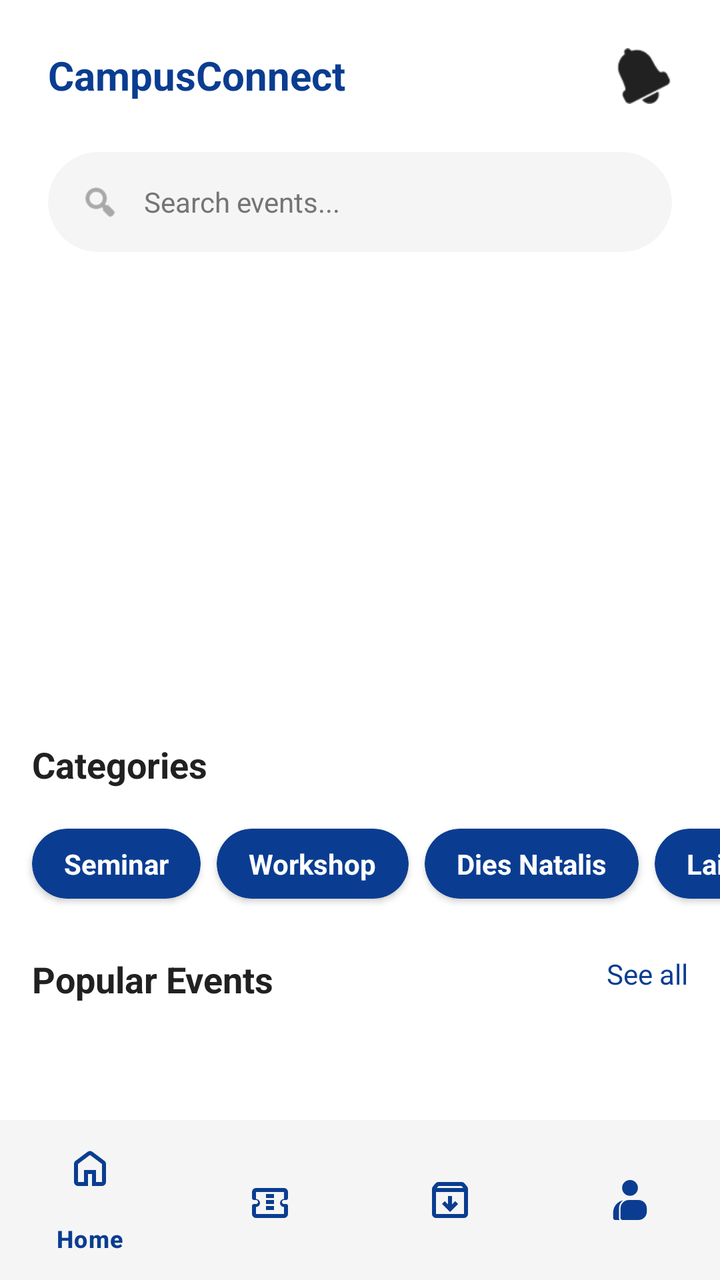
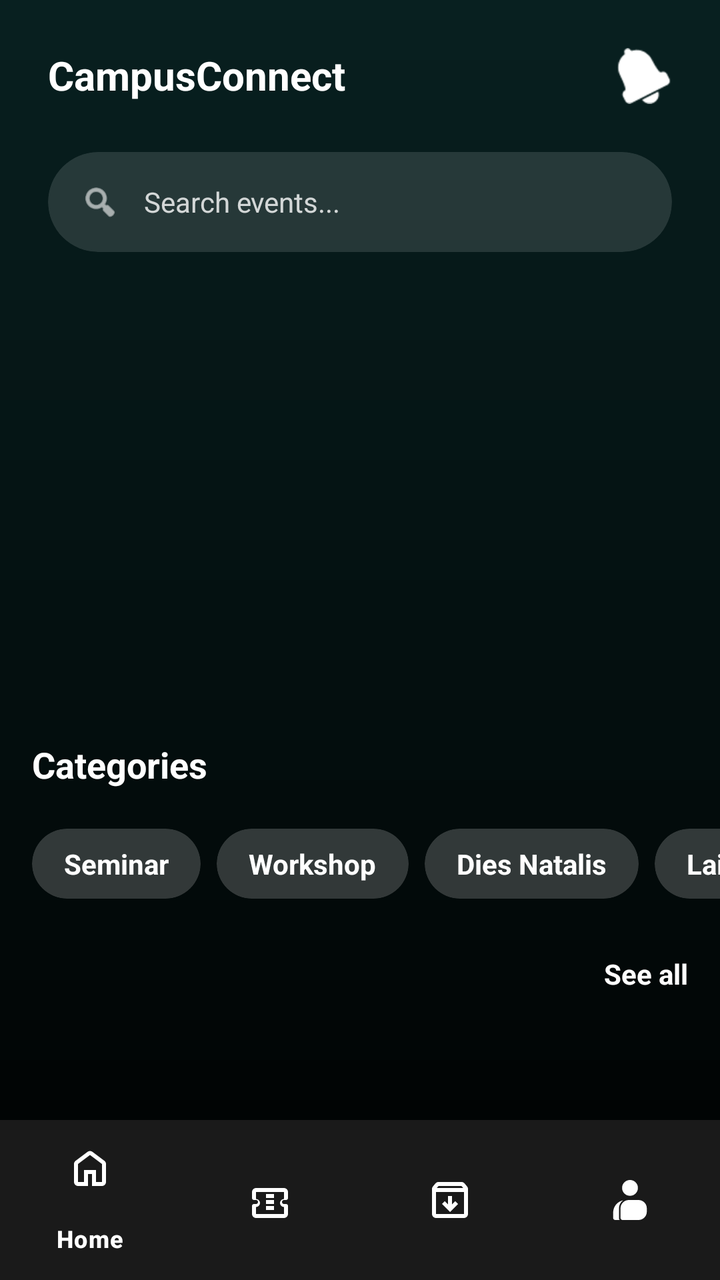

Before-and-after screenshots of an Android layout around one commit, followed by the original layout XML and the change that was made.
<!-- AndroidManifest.xml: application theme Theme.CampusConnectProject -->
<!-- res/layout/activity_home_mahasiswa.xml -->
<?xml version="1.0" encoding="utf-8"?>
<androidx.coordinatorlayout.widget.CoordinatorLayout
    xmlns:android="http://schemas.android.com/apk/res/android"
    xmlns:app="http://schemas.android.com/apk/res-auto"
    xmlns:tools="http://schemas.android.com/tools"
    android:layout_width="match_parent"
    android:layout_height="match_parent"
    android:background="@color/bg_utama">

    <androidx.core.widget.NestedScrollView
        android:layout_width="match_parent"
        android:layout_height="match_parent"
        android:paddingBottom="80dp"
        android:clipToPadding="false">

        <LinearLayout
            android:layout_width="match_parent"
            android:layout_height="wrap_content"
            android:orientation="vertical">

            
            <RelativeLayout
                android:layout_width="match_parent"
                android:layout_height="wrap_content"
                android:padding="24dp">
                <TextView
                    android:id="@+id/tvLogoText"
                    android:layout_width="wrap_content"
                    android:layout_height="wrap_content"
                    android:text="CampusConnect"
                    android:textColor="@color/warna_primer"
                    android:textSize="20sp"
                    android:textStyle="bold" />
                <ImageView
                    android:id="@+id/ivBell"
                    android:layout_width="28dp"
                    android:layout_height="28dp"
                    android:layout_alignParentEnd="true"
                    android:src="@android:drawable/ic_popup_reminder"
                    app:tint="@color/teks_utama" />
            </RelativeLayout>

            
            <androidx.cardview.widget.CardView
                android:id="@+id/cvSearchBar"
                android:layout_width="match_parent"
                android:layout_height="50dp"
                android:layout_marginHorizontal="24dp"
                android:layout_marginBottom="16dp"
                app:cardBackgroundColor="@color/bg_input"
                app:cardCornerRadius="25dp"
                app:cardElevation="0dp">

                <LinearLayout
                    android:layout_width="match_parent"
                    android:layout_height="match_parent"
                    android:gravity="center_vertical"
                    android:paddingHorizontal="16dp">

                    <ImageView
                        android:layout_width="20dp"
                        android:layout_height="20dp"
                        android:src="@android:drawable/ic_menu_search"
                        app:tint="@color/teks_sekunder" />

                    <EditText
                        android:id="@+id/etSearchEvent"
                        android:layout_width="match_parent"
                        android:layout_height="match_parent"
                        android:background="@null"
                        android:hint="Search events..."
                        android:paddingHorizontal="12dp"
                        android:textSize="14sp"
                        android:textColor="@color/teks_utama"
                        android:textColorHint="@color/teks_sekunder"
                        android:maxLines="1"
                        android:inputType="text" />
                </LinearLayout>
            </androidx.cardview.widget.CardView>

            
            <androidx.viewpager2.widget.ViewPager2
                android:id="@+id/vpEventSlider"
                android:layout_width="match_parent"
                android:layout_height="200dp"
                android:layout_marginTop="12dp"
                android:clipToPadding="false"
                android:clipChildren="false" />

            
            <TextView
                android:layout_width="wrap_content"
                android:layout_height="wrap_content"
                android:text="Categories"
                android:textSize="18sp"
                android:textStyle="bold"
                android:layout_margin="16dp"
                android:textColor="@color/teks_utama" />

            <HorizontalScrollView
                android:layout_width="match_parent"
                android:layout_height="wrap_content"
                android:scrollbars="none"
                android:paddingHorizontal="12dp"
                android:clipToPadding="false">

                <LinearLayout
                    android:layout_width="wrap_content"
                    android:layout_height="wrap_content"
                    android:orientation="horizontal">

                    
                    <androidx.cardview.widget.CardView
                        android:id="@+id/btnCatSeminar"
                        android:layout_width="wrap_content"
                        android:layout_height="wrap_content"
                        android:layout_margin="4dp"
                        app:cardCornerRadius="20dp"
                        app:cardBackgroundColor="@color/warna_primer"
                        app:cardElevation="2dp">
                        <TextView
                            android:layout_width="wrap_content"
                            android:layout_height="wrap_content"
                            android:paddingHorizontal="16dp"
                            android:paddingVertical="8dp"
                            android:text="Seminar"
                            android:textColor="@android:color/white"
                            android:textStyle="bold" />
                    </androidx.cardview.widget.CardView>

                    
                    <androidx.cardview.widget.CardView
                        android:id="@+id/btnCatWorkshop"
                        android:layout_width="wrap_content"
                        android:layout_height="wrap_content"
                        android:layout_margin="4dp"
                        app:cardCornerRadius="20dp"
                        app:cardBackgroundColor="@color/warna_primer"
                        app:cardElevation="2dp">
                        <TextView
                            android:layout_width="wrap_content"
                            android:layout_height="wrap_content"
                            android:paddingHorizontal="16dp"
                            android:paddingVertical="8dp"
                            android:text="Workshop"
                            android:textColor="@android:color/white"
                            android:textStyle="bold" />
                    </androidx.cardview.widget.CardView>

                    
                    <androidx.cardview.widget.CardView
                        android:id="@+id/btnCatDiesNatalis"
                        android:layout_width="wrap_content"
                        android:layout_height="wrap_content"
                        android:layout_margin="4dp"
                        app:cardCornerRadius="20dp"
                        app:cardBackgroundColor="@color/warna_primer"
                        app:cardElevation="2dp">
                        <TextView
                            android:layout_width="wrap_content"
                            android:layout_height="wrap_content"
                            android:paddingHorizontal="16dp"
                            android:paddingVertical="8dp"
                            android:text="Dies Natalis"
                            android:textColor="@android:color/white"
                            android:textStyle="bold" />
                    </androidx.cardview.widget.CardView>

                    
                    <androidx.cardview.widget.CardView
                        android:id="@+id/btnCatLainnya"
                        android:layout_width="wrap_content"
                        android:layout_height="wrap_content"
                        android:layout_margin="4dp"
                        app:cardCornerRadius="20dp"
                        app:cardBackgroundColor="@color/warna_primer"
                        app:cardElevation="2dp">
                        <TextView
                            android:layout_width="wrap_content"
                            android:layout_height="wrap_content"
                            android:paddingHorizontal="16dp"
                            android:paddingVertical="8dp"
                            android:text="Lainnya"
                            android:textColor="@android:color/white"
                            android:textStyle="bold" />
                    </androidx.cardview.widget.CardView>

                </LinearLayout>
            </HorizontalScrollView>

            
            <RelativeLayout
                android:layout_width="match_parent"
                android:layout_height="wrap_content"
                android:layout_marginTop="24dp"
                android:paddingHorizontal="16dp">
                <TextView
                    android:layout_width="wrap_content"
                    android:layout_height="wrap_content"
                    android:text="Popular Events"
                    android:textSize="18sp"
                    android:textStyle="bold"
                    android:textColor="@color/teks_utama" />
                <TextView
                    android:id="@+id/tvSeeAll"
                    android:layout_width="wrap_content"
                    android:layout_height="wrap_content"
                    android:layout_alignParentEnd="true"
                    android:text="See all"
                    android:textColor="@color/warna_primer" />
            </RelativeLayout>

            <androidx.viewpager2.widget.ViewPager2
                android:id="@+id/rvEvents"
                android:layout_width="match_parent"
                android:layout_height="350dp"
                android:layout_marginTop="12dp"
                android:clipToPadding="false"
                android:clipChildren="false"
                android:paddingStart="60dp"
                android:paddingEnd="60dp" />

        </LinearLayout>
    </androidx.core.widget.NestedScrollView>

    <com.google.android.material.bottomnavigation.BottomNavigationView
        android:id="@+id/bottomNavigation"
        android:layout_width="match_parent"
        android:layout_height="wrap_content"
        android:layout_gravity="bottom"
        android:background="@color/bg_input"
        app:itemIconTint="@color/warna_primer"
        app:itemTextColor="@color/warna_primer"
        app:menu="@menu/bottom_nav_menu" />

</androidx.coordinatorlayout.widget.CoordinatorLayout>
<!-- resources referenced by this layout -->
<resources>
  <color name="bg_input">#F5F5F5</color>
  <color name="bg_utama">#FFFFFF</color>
  <color name="teks_sekunder">#757575</color>
  <color name="teks_utama">#212121</color>
  <color name="warna_primer">#0A3D91</color>
  <style name="Theme.CampusConnectProject" parent="Base.Theme.CampusConnectProject" />
  <style name="Base.Theme.CampusConnectProject" parent="Theme.Material3.DayNight.NoActionBar">
          <item name="android:forceDarkAllowed" tools:targetApi="q">false</item>
      </style>
</resources>

<!-- the commit's change to res/layout/activity_home_mahasiswa.xml (unified diff, before → after) -->
@@ -5,7 +5,7 @@
     xmlns:tools="http://schemas.android.com/tools"
     android:layout_width="match_parent"
     android:layout_height="match_parent"
-    android:background="@color/bg_utama">
+    android:background="@drawable/bg_main_gradient">
 
     <androidx.core.widget.NestedScrollView
         android:layout_width="match_parent"
@@ -28,7 +28,7 @@
                     android:layout_width="wrap_content"
                     android:layout_height="wrap_content"
                     android:text="CampusConnect"
-                    android:textColor="@color/warna_primer"
+                    android:textColor="@color/white"
                     android:textSize="20sp"
                     android:textStyle="bold" />
                 <ImageView
@@ -37,7 +37,7 @@
                     android:layout_height="28dp"
                     android:layout_alignParentEnd="true"
                     android:src="@android:drawable/ic_popup_reminder"
-                    app:tint="@color/teks_utama" />
+                    app:tint="@color/white" />
             </RelativeLayout>
 
             
@@ -47,7 +47,7 @@
                 android:layout_height="50dp"
                 android:layout_marginHorizontal="24dp"
                 android:layout_marginBottom="16dp"
-                app:cardBackgroundColor="@color/bg_input"
+                app:cardBackgroundColor="#20FFFFFF"
                 app:cardCornerRadius="25dp"
                 app:cardElevation="0dp">
 
@@ -61,7 +61,7 @@
                         android:layout_width="20dp"
                         android:layout_height="20dp"
                         android:src="@android:drawable/ic_menu_search"
-                        app:tint="@color/teks_sekunder" />
+                        app:tint="@color/white" />
 
                     <EditText
                         android:id="@+id/etSearchEvent"
@@ -71,8 +71,8 @@
                         android:hint="Search events..."
                         android:paddingHorizontal="12dp"
                         android:textSize="14sp"
-                        android:textColor="@color/teks_utama"
-                        android:textColorHint="@color/teks_sekunder"
+                        android:textColor="@color/white"
+                        android:textColorHint="#CCFFFFFF"
                         android:maxLines="1"
                         android:inputType="text" />
                 </LinearLayout>
@@ -95,7 +95,7 @@
                 android:textSize="18sp"
                 android:textStyle="bold"
                 android:layout_margin="16dp"
-                android:textColor="@color/teks_utama" />
+                android:textColor="@color/white" />
 
             <HorizontalScrollView
                 android:layout_width="match_parent"
@@ -116,15 +116,15 @@
                         android:layout_height="wrap_content"
                         android:layout_margin="4dp"
                         app:cardCornerRadius="20dp"
-                        app:cardBackgroundColor="@color/warna_primer"
-                        app:cardElevation="2dp">
+                        app:cardBackgroundColor="#30FFFFFF"
+                        app:cardElevation="0dp">
                         <TextView
                             android:layout_width="wrap_content"
                             android:layout_height="wrap_content"
                             android:paddingHorizontal="16dp"
                             android:paddingVertical="8dp"
                             android:text="Seminar"
-                            android:textColor="@android:color/white"
+                            android:textColor="@color/white"
                             android:textStyle="bold" />
                     </androidx.cardview.widget.CardView>
 
@@ -135,15 +135,15 @@
                         android:layout_height="wrap_content"
                         android:layout_margin="4dp"
                         app:cardCornerRadius="20dp"
-                        app:cardBackgroundColor="@color/warna_primer"
-                        app:cardElevation="2dp">
+                        app:cardBackgroundColor="#30FFFFFF"
+                        app:cardElevation="0dp">
                         <TextView
                             android:layout_width="wrap_content"
                             android:layout_height="wrap_content"
                             android:paddingHorizontal="16dp"
                             android:paddingVertical="8dp"
                             android:text="Workshop"
-                            android:textColor="@android:color/white"
+                            android:textColor="@color/white"
                             android:textStyle="bold" />
                     </androidx.cardview.widget.CardView>
 
@@ -154,15 +154,15 @@
                         android:layout_height="wrap_content"
                         android:layout_margin="4dp"
                         app:cardCornerRadius="20dp"
-                        app:cardBackgroundColor="@color/warna_primer"
-                        app:cardElevation="2dp">
+                        app:cardBackgroundColor="#30FFFFFF"
+                        app:cardElevation="0dp">
                         <TextView
                             android:layout_width="wrap_content"
                             android:layout_height="wrap_content"
                             android:paddingHorizontal="16dp"
                             android:paddingVertical="8dp"
                             android:text="Dies Natalis"
-                            android:textColor="@android:color/white"
+                            android:textColor="@color/white"
                             android:textStyle="bold" />
                     </androidx.cardview.widget.CardView>
 
@@ -173,15 +173,15 @@
                         android:layout_height="wrap_content"
                         android:layout_margin="4dp"
                         app:cardCornerRadius="20dp"
-                        app:cardBackgroundColor="@color/warna_primer"
-                        app:cardElevation="2dp">
+                        app:cardBackgroundColor="#30FFFFFF"
+                        app:cardElevation="0dp">
                         <TextView
                             android:layout_width="wrap_content"
                             android:layout_height="wrap_content"
                             android:paddingHorizontal="16dp"
                             android:paddingVertical="8dp"
                             android:text="Lainnya"
-                            android:textColor="@android:color/white"
+                            android:textColor="@color/white"
                             android:textStyle="bold" />
                     </androidx.cardview.widget.CardView>
 
@@ -194,20 +194,14 @@
                 android:layout_height="wrap_content"
                 android:layout_marginTop="24dp"
                 android:paddingHorizontal="16dp">
-                <TextView
-                    android:layout_width="wrap_content"
-                    android:layout_height="wrap_content"
-                    android:text="Popular Events"
-                    android:textSize="18sp"
-                    android:textStyle="bold"
-                    android:textColor="@color/teks_utama" />
                 <TextView
                     android:id="@+id/tvSeeAll"
                     android:layout_width="wrap_content"
                     android:layout_height="wrap_content"
                     android:layout_alignParentEnd="true"
                     android:text="See all"
-                    android:textColor="@color/warna_primer" />
+                    android:textColor="@color/white"
+                    android:textStyle="bold" />
             </RelativeLayout>
 
             <androidx.viewpager2.widget.ViewPager2
@@ -228,9 +222,9 @@
         android:layout_width="match_parent"
         android:layout_height="wrap_content"
         android:layout_gravity="bottom"
-        android:background="@color/bg_input"
-        app:itemIconTint="@color/warna_primer"
-        app:itemTextColor="@color/warna_primer"
+        android:background="#1A1A1A"
+        app:itemIconTint="@color/white"
+        app:itemTextColor="@color/white"
         app:menu="@menu/bottom_nav_menu" />
 
 </androidx.coordinatorlayout.widget.CoordinatorLayout>
<!-- resource entries referenced after the edit -->
@@ -1,12 +1,26 @@
 <!-- resources referenced by this layout -->
 <resources>
-  <color name="bg_input">#F5F5F5</color>
-  <color name="bg_utama">#FFFFFF</color>
-  <color name="teks_sekunder">#757575</color>
-  <color name="teks_utama">#212121</color>
-  <color name="warna_primer">#0A3D91</color>
+  <color name="white">#FFFFFFFF</color>
+  <!-- drawable bg_main_gradient (drawable) -->
+  <?xml version="1.0" encoding="utf-8"?>
+  <shape xmlns:android="http://schemas.android.com/apk/res/android"
+      android:shape="rectangle">
+      <gradient
+          android:angle="270"
+          android:endColor="@color/bg_gradient_end"
+          android:startColor="@color/bg_gradient_start"
+          android:type="linear" />
+  </shape>
+  <color name="warna_primer">#00BFA5</color>
   <style name="Theme.CampusConnectProject" parent="Base.Theme.CampusConnectProject" />
+  <color name="bg_gradient_end">#000000</color>
+  <color name="bg_gradient_start">#082020</color>
   <style name="Base.Theme.CampusConnectProject" parent="Theme.Material3.DayNight.NoActionBar">
+          
+          <item name="colorPrimary">@color/warna_primer</item>
+          <item name="android:statusBarColor">@color/bg_gradient_start</item>
+          <item name="android:navigationBarColor">@color/bg_gradient_end</item>
+          <item name="android:windowBackground">@drawable/bg_main_gradient</item>
           <item name="android:forceDarkAllowed" tools:targetApi="q">false</item>
       </style>
 </resources>
